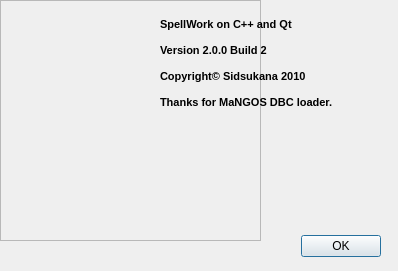
Above: QSW/AboutUI.ui from sidsukana/QSpellWork before the change. Below: the same form after it.
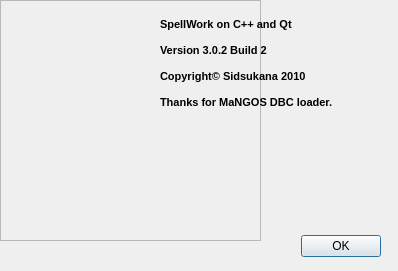
That is the form after the change. Icons and pictures are not drawn.

Commit message: [2] Binaries 3.3.5a v3.0.2 build 2

```diff
--- a/QSW/AboutUI.ui
+++ b/QSW/AboutUI.ui
@@ -71,7 +71,7 @@
 &lt;/style&gt;&lt;/head&gt;&lt;body style=&quot; font-family:'MS Shell Dlg 2'; font-size:8.25pt; font-weight:400; font-style:normal;&quot;&gt;
 &lt;p style=&quot; margin-top:0px; margin-bottom:0px; margin-left:0px; margin-right:0px; -qt-block-indent:0; text-indent:0px;&quot;&gt;&lt;span style=&quot; font-size:8pt; font-weight:600;&quot;&gt;SpellWork on C++ and Qt&lt;/span&gt;&lt;/p&gt;
 &lt;p style=&quot;-qt-paragraph-type:empty; margin-top:0px; margin-bottom:0px; margin-left:0px; margin-right:0px; -qt-block-indent:0; text-indent:0px; font-size:8pt; font-weight:600;&quot;&gt;&lt;/p&gt;
-&lt;p style=&quot; margin-top:0px; margin-bottom:0px; margin-left:0px; margin-right:0px; -qt-block-indent:0; text-indent:0px;&quot;&gt;&lt;span style=&quot; font-size:8pt; font-weight:600;&quot;&gt;Version 2.0.0 Build 2&lt;/span&gt;&lt;/p&gt;
+&lt;p style=&quot; margin-top:0px; margin-bottom:0px; margin-left:0px; margin-right:0px; -qt-block-indent:0; text-indent:0px;&quot;&gt;&lt;span style=&quot; font-size:8pt; font-weight:600;&quot;&gt;Version 3.0.2 Build 2&lt;/span&gt;&lt;/p&gt;
 &lt;p style=&quot;-qt-paragraph-type:empty; margin-top:0px; margin-bottom:0px; margin-left:0px; margin-right:0px; -qt-block-indent:0; text-indent:0px; font-size:8pt; font-weight:600;&quot;&gt;&lt;/p&gt;
 &lt;p style=&quot; margin-top:0px; margin-bottom:0px; margin-left:0px; margin-right:0px; -qt-block-indent:0; text-indent:0px;&quot;&gt;&lt;span style=&quot; font-size:8pt; font-weight:600;&quot;&gt;Copyright© Sidsukana 2010&lt;/span&gt;&lt;/p&gt;
 &lt;p style=&quot;-qt-paragraph-type:empty; margin-top:0px; margin-bottom:0px; margin-left:0px; margin-right:0px; -qt-block-indent:0; text-indent:0px; font-size:8pt; font-weight:600;&quot;&gt;&lt;/p&gt;
```
The commit also changes 2 other files.
